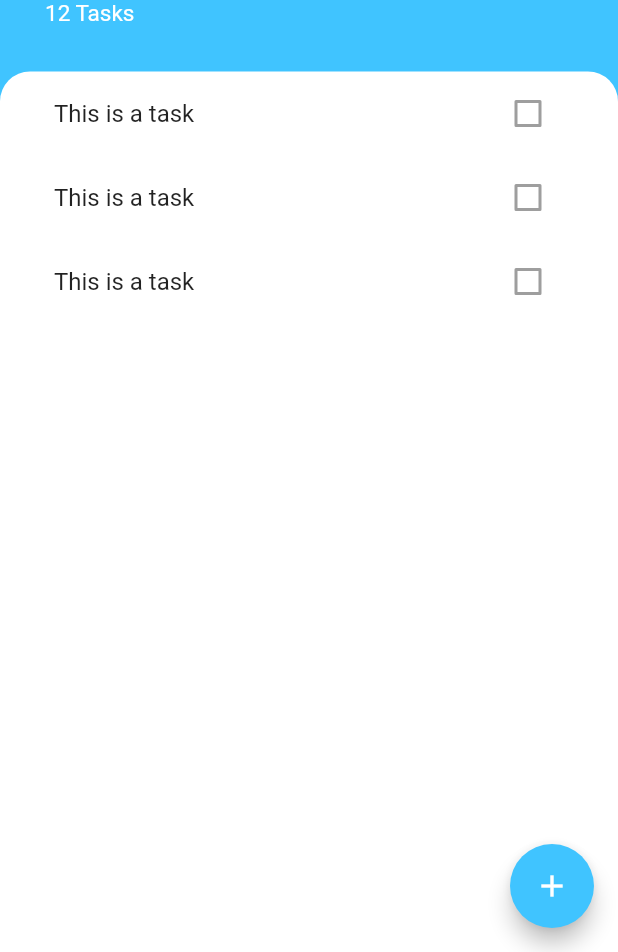
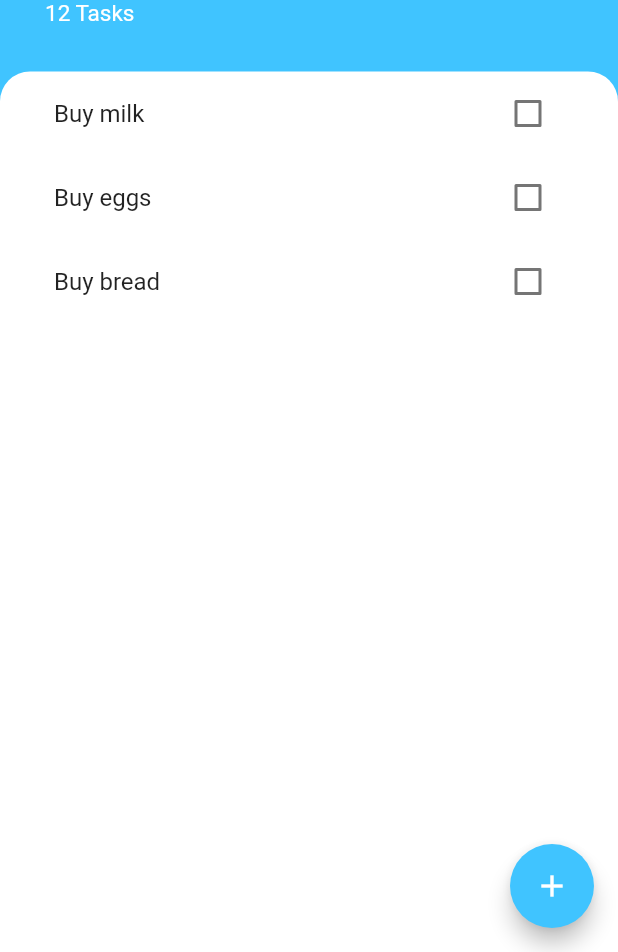
Before and after one commit to ortizen/todoey, a Flutter app: the screen it shows after launch, on a phone screen of 412 x 824 dp, the part 284-1236 px from its top. Run offline on Flutter 3.47's test engine with Material 2 defaults, Android fonts, the phone set to English and light mode, and no system bars.

```diff
--- /dev/null
+++ b/lib/models/task.dart
@@ -0,0 +1,10 @@
+class Task {
+  final String name;
+  bool isDone;
+
+  Task({this.name, this.isDone = false});
+
+  void toggleDone() {
+    isDone = !isDone;
+  }
+}
--- a/lib/widgets/task_tile.dart
+++ b/lib/widgets/task_tile.dart
@@ -1,13 +1,27 @@
+import 'dart:ui' as prefix0;
+
 import 'package:flutter/material.dart';
 
 class TaskTile extends StatelessWidget {
+  final bool isChecked;
+  final String taskTitle;
+  final Function checkboxCallback;
+
+  TaskTile({this.isChecked, this.taskTitle, this.checkboxCallback});
+
   @override
   Widget build(BuildContext context) {
     return ListTile(
-      title: Text('This is a task'),
+      title: Text(
+        taskTitle,
+        style: TextStyle(
+            decoration:
+            isChecked ? TextDecoration.lineThrough : TextDecoration.none),
+      ),
       trailing: Checkbox(
-        value: false,
-        onChanged: null,
+        activeColor: Colors.lightBlueAccent,
+        value: isChecked,
+        onChanged: checkboxCallback,
       ),
     );
   }
--- a/lib/widgets/tasks_list.dart
+++ b/lib/widgets/tasks_list.dart
@@ -1,15 +1,33 @@
 import 'package:flutter/material.dart';
 import 'task_tile.dart';
+import 'package:todoey_app/models/task.dart';
 
-class TasksList extends StatelessWidget {
+class TasksList extends StatefulWidget {
+  @override
+  _TasksListState createState() => _TasksListState();
+}
+
+class _TasksListState extends State<TasksList> {
+  List<Task> tasks = [
+    Task(name: 'Buy milk'),
+    Task(name: 'Buy eggs'),
+    Task(name: 'Buy bread'),
+  ];
+
   @override
   Widget build(BuildContext context) {
-    return ListView(
-      children: <Widget>[
-        TaskTile(),
-        TaskTile(),
-        TaskTile(),
-      ],
+    return ListView.builder(
+      itemBuilder: (context, index) {
+        return TaskTile(
+            taskTitle: tasks[index].name,
+            isChecked: tasks[index].isDone,
+            checkboxCallback: (checkboxState) {
+              setState(() {
+                tasks[index].toggleDone();
+              });
+            });
+      },
+      itemCount: tasks.length,
     );
   }
 }
```
